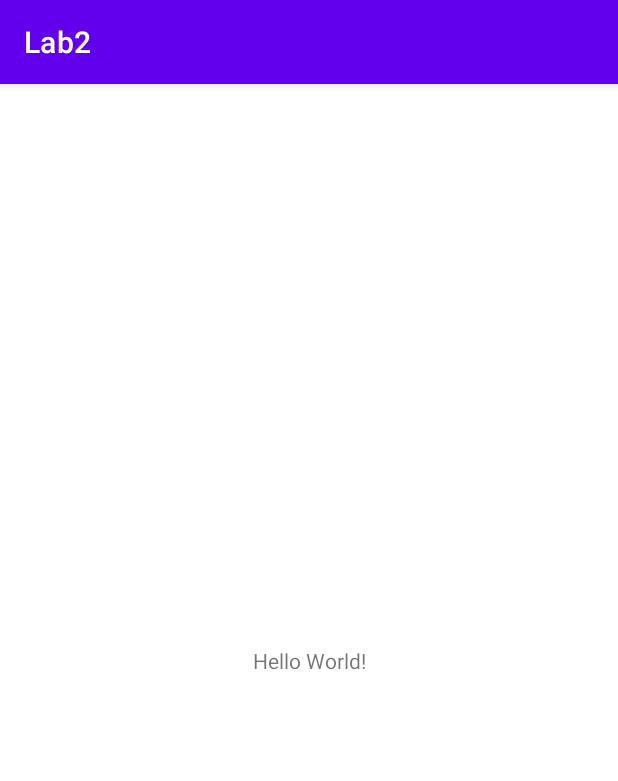
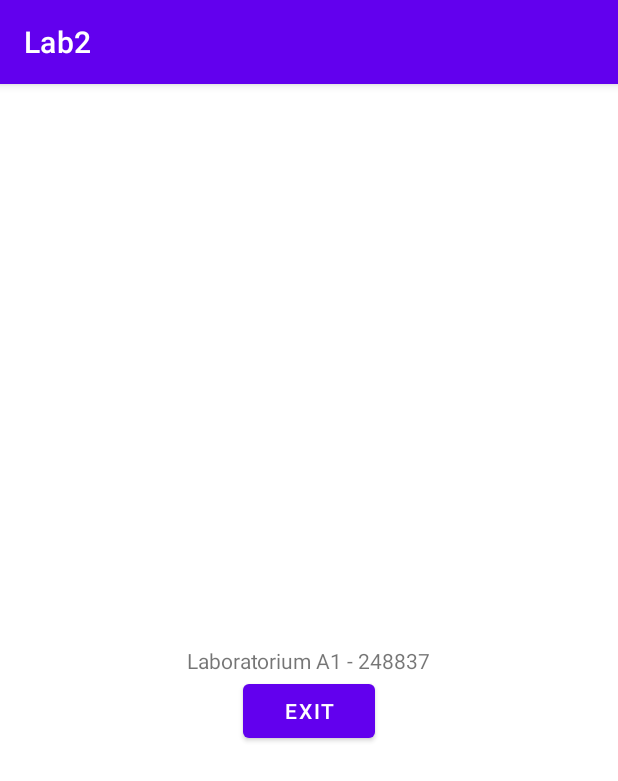
Before and after one commit to Paullo99/PAM, an Android app: the screen it shows after launch (MainActivity), on a phone screen of 412 x 824 dp. Shown: the top 781 px of the screen. Run offline under Robolectric (Android 15) with nearby library versions, the phone set to English and light mode, and no system bars.

Commit message:
add overrided functions and create Button "Exit"

```diff
--- a/Lab2/app/src/main/java/com/example/lab2/MainActivity.kt
+++ b/Lab2/app/src/main/java/com/example/lab2/MainActivity.kt
@@ -2,17 +2,56 @@ package com.example.lab2
 
 import androidx.appcompat.app.AppCompatActivity
 import android.os.Bundle
+import android.widget.Button
 import android.widget.Toast
 
 class MainActivity : AppCompatActivity() {
 
-    private val duration = Toast.LENGTH_SHORT;
+    private val duration = Toast.LENGTH_SHORT
 
     override fun onCreate(savedInstanceState: Bundle?) {
         super.onCreate(savedInstanceState)
         setContentView(R.layout.activity_main)
-        Toast.makeText(this, "onCreate", duration).show();
+        Toast.makeText(this, "onCreate", duration).show()
+
+        val buttonExit = findViewById<Button>(R.id.buttonExit)
+        buttonExit.setOnClickListener {
+            finish()
+        }
     }
 
+    override fun onStart() {
+        super.onStart()
+        Toast.makeText(this, "onStart", duration).show()
+    }
 
+    override fun onResume() {
+        super.onResume()
+        Toast.makeText(this, "onResume", duration).show()
+    }
+
+    override fun onRestart() {
+        super.onRestart()
+        Toast.makeText(this, "onRestart", duration).show()
+    }
+
+    override fun onStop() {
+        super.onStop()
+        Toast.makeText(this, "onStop", duration).show()
+    }
+
+    override fun onDestroy() {
+        super.onDestroy()
+        Toast.makeText(this, "onDestroy", duration).show()
+    }
+
+    override fun onPause() {
+        super.onPause()
+        Toast.makeText(this, "onPause", duration).show()
+    }
+
+    override fun onSaveInstanceState(outState: Bundle) {
+        super.onSaveInstanceState(outState)
+        Toast.makeText(this, "onSaveInstanceState", duration).show()
+    }
 }
--- a/Lab2/app/src/main/res/layout/activity_main.xml
+++ b/Lab2/app/src/main/res/layout/activity_main.xml
@@ -7,12 +7,22 @@
     tools:context=".MainActivity">
 
     <TextView
+        android:id="@+id/textView"
         android:layout_width="wrap_content"
         android:layout_height="wrap_content"
-        android:text="Hello World!"
+        android:text="Laboratorium A1 - 248837"
         app:layout_constraintBottom_toBottomOf="parent"
         app:layout_constraintEnd_toEndOf="parent"
         app:layout_constraintStart_toStartOf="parent"
         app:layout_constraintTop_toTopOf="parent" />
 
+    <Button
+        android:id="@+id/buttonExit"
+        android:layout_width="wrap_content"
+        android:layout_height="wrap_content"
+        android:text="Exit"
+        app:layout_constraintEnd_toEndOf="parent"
+        app:layout_constraintStart_toStartOf="parent"
+        app:layout_constraintTop_toBottomOf="@+id/textView" />
+
 </androidx.constraintlayout.widget.ConstraintLayout>
```
